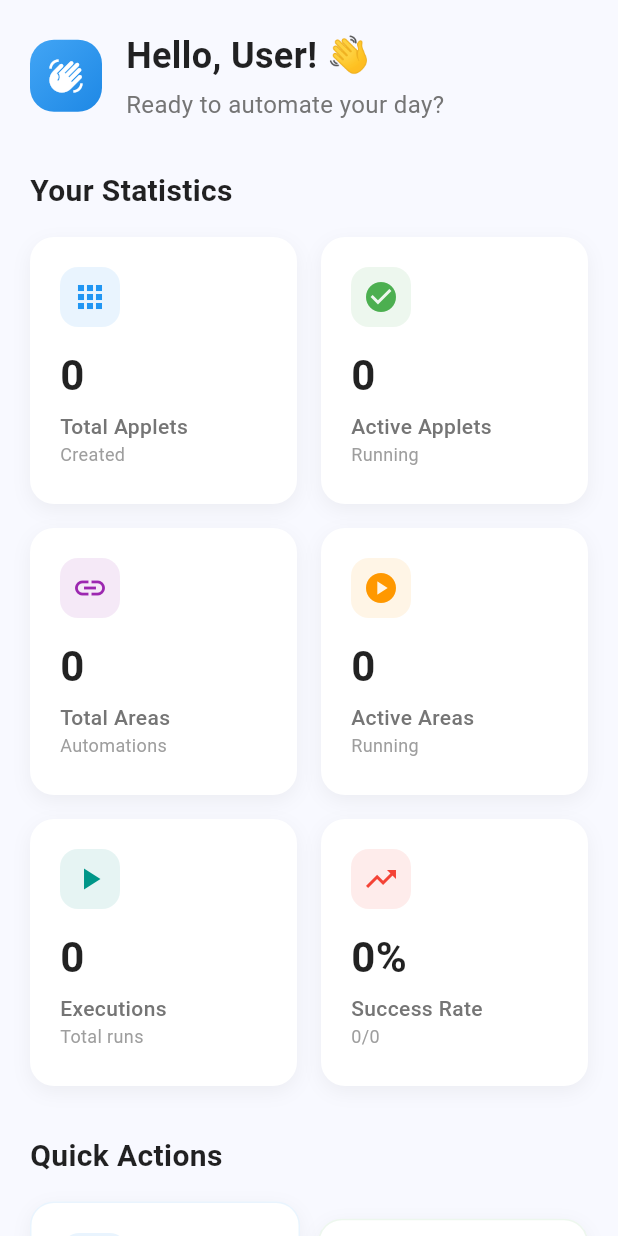
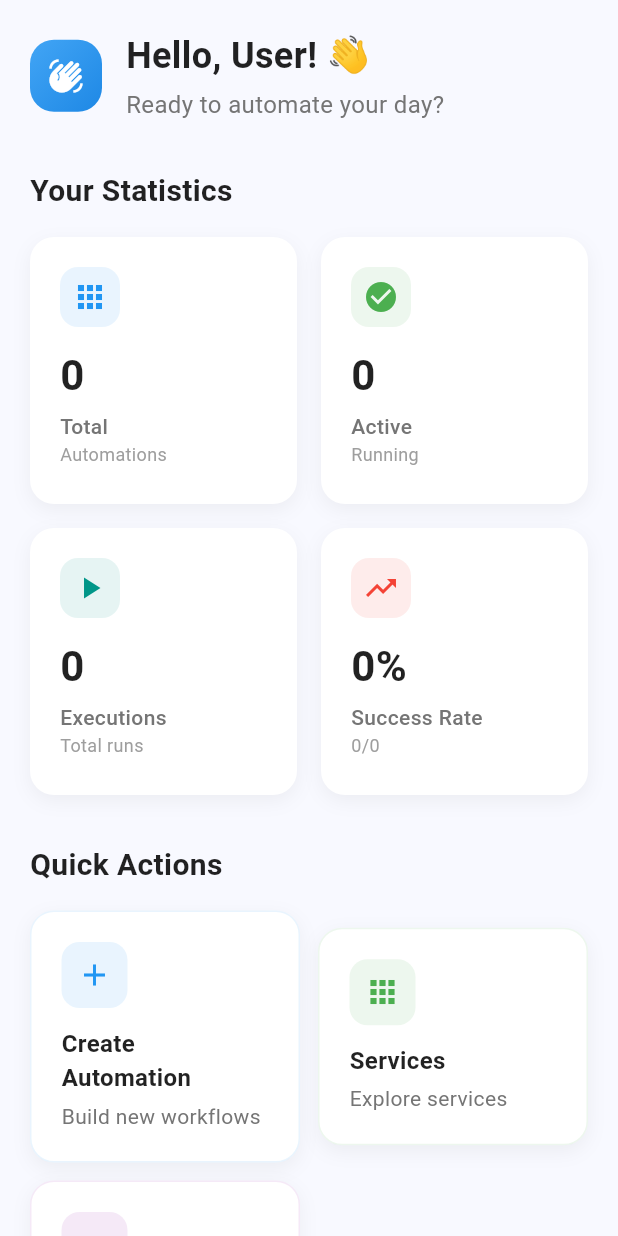
Before and after one commit to My-Epitech-Organisation/Area, a Flutter app: the MyHomePage screen opened directly, on a phone screen of 412 x 824 dp. Run offline on Flutter 3.47's test engine with Material 3 defaults, Android fonts, the phone set to English and light mode, and no system bars; our stand-ins replace app_links, flutter_secure_storage, google_sign_in; accounts and stored records are empty; network calls fail.

Commit message:
refactor(home_page): remove area stats from metrics display for simplification

```diff
--- a/mobile/lib/home_page.dart
+++ b/mobile/lib/home_page.dart
@@ -160,10 +160,6 @@ class _MyHomePageState extends State<MyHomePage> {
     final activeApplets =
         applets?.where((applet) => applet.isActive).length ?? 0;
 
-    // Areas stats
-    final totalAreas = areasStats?['total'] ?? 0;
-    final activeAreas = areasStats?['active'] ?? 0;
-
     // Executions stats
     final totalExecutions = executionsStats?['total'] ?? 0;
     final successfulExecutions = executionsStats?['success'] ?? 0;
@@ -189,31 +185,17 @@ class _MyHomePageState extends State<MyHomePage> {
           crossAxisSpacing: 16,
           children: [
             _buildMetricCard(
-              title: 'Total Applets',
+              title: 'Total',
               value: totalApplets.toString(),
               icon: Icons.apps,
               color: Colors.blue,
-              subtitle: 'Created',
+              subtitle: 'Automations',
             ),
             _buildMetricCard(
-              title: 'Active Applets',
+              title: 'Active',
               value: activeApplets.toString(),
               icon: Icons.check_circle,
               color: Colors.green,
-              subtitle: 'Running',
-            ),
-            _buildMetricCard(
-              title: 'Total Areas',
-              value: totalAreas.toString(),
-              icon: Icons.link,
-              color: Colors.purple,
-              subtitle: 'Automations',
-            ),
-            _buildMetricCard(
-              title: 'Active Areas',
-              value: activeAreas.toString(),
-              icon: Icons.play_circle,
-              color: Colors.orange,
               subtitle: 'Running',
             ),
             _buildMetricCard(
```
